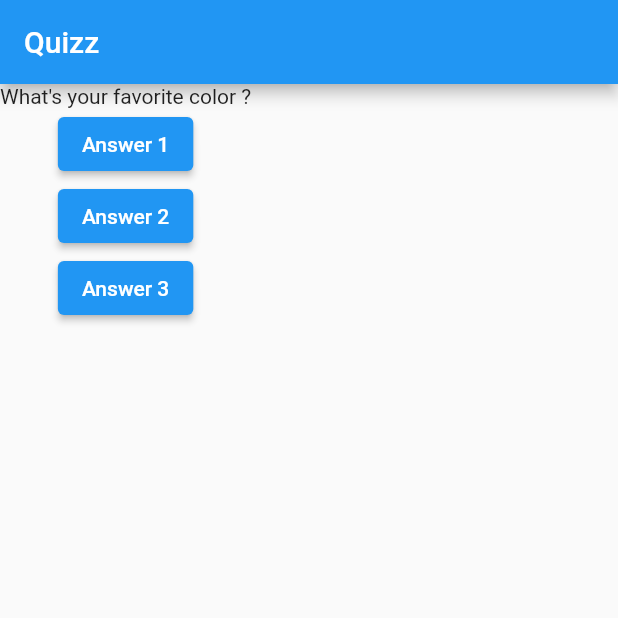
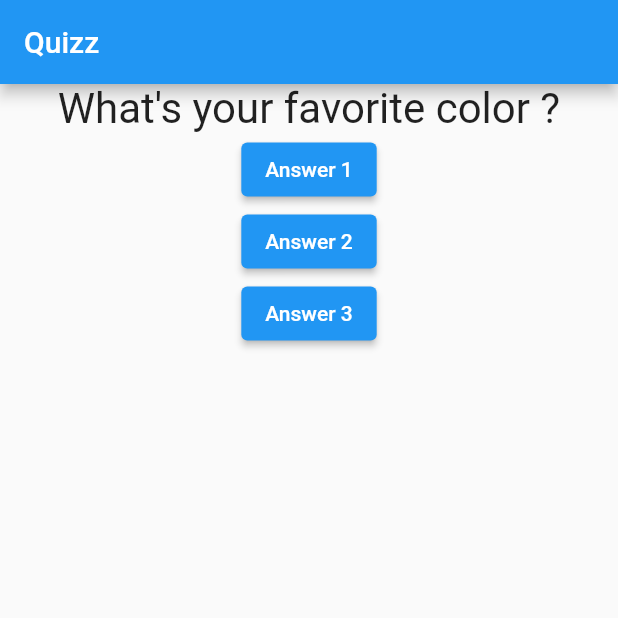
Before and after one commit to JAMALEEY/Flutter-BootCamp, a Flutter app: the screen it shows after launch, on a phone screen of 412 x 824 dp, the top half of it. Run offline on Flutter 3.47's test engine with Material 2 defaults, Android fonts, the phone set to English and light mode, and no system bars.

Commit message:
add SizedBox

```diff
--- a/lib/main.dart
+++ b/lib/main.dart
@@ -8,6 +8,7 @@ class MyApp extends StatefulWidget {
   @override
   State<MyApp> createState() => _MyAppState();
 }
+
 // the _ private property befor the class name is used to allow access only for the main class (change from public to private)
 class _MyAppState extends State<MyApp> {
   // as good practice I declared the questionIndex property as var because it's intantiated with 0 then no need to declare as int
--- a/lib/question.dart
+++ b/lib/question.dart
@@ -4,13 +4,22 @@ import 'package:flutter/src/widgets/framework.dart';
 
 // NB: NOT _Question
 class Question extends StatelessWidget {
-  String quetionText;
+  // it's stateless but the questionText is not a final property for that we add final because the latter will never change after its initialization
+  // it will change only on init through the constructor
+  final String quetionText;
 
   Question(this.quetionText);
 
-
   @override
   Widget build(BuildContext context) {
-    return Text(quetionText);
+    return SizedBox(
+      // infinity is a width that ensures that the container takes as much width size as it can.
+      width: double.infinity,
+      child: Text(
+        quetionText,
+        style: TextStyle(fontSize: 28),
+        textAlign: TextAlign.center,
+      ),
+    );
   }
 }
```
